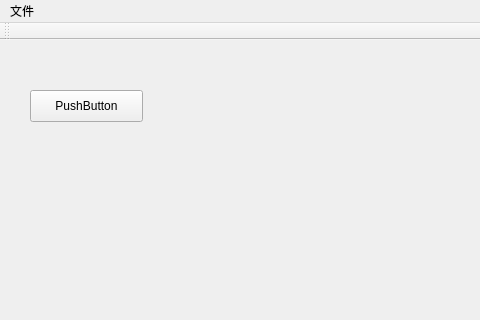
The window that Morph/mainwindow.ui (ImageMorphing/MorphingQtPro) describes before a commit, drawn with Qt 5; both pictures show x 0 to 480 and y 0 to 320 of the 704 by 462 pixel window.
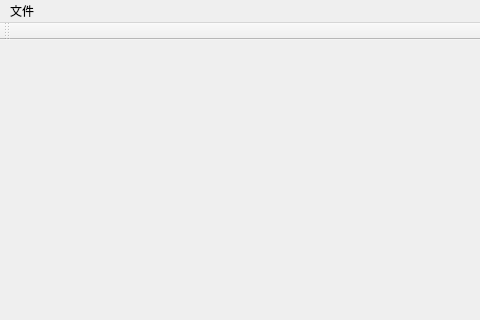
The same window after the commit.

```diff
--- a/Morph/mainwindow.ui
+++ b/Morph/mainwindow.ui
@@ -20,19 +20,6 @@
      <verstretch>0</verstretch>
     </sizepolicy>
    </property>
-   <widget class="QPushButton" name="pushButton">
-    <property name="geometry">
-     <rect>
-      <x>30</x>
-      <y>50</y>
-      <width>113</width>
-      <height>32</height>
-     </rect>
-    </property>
-    <property name="text">
-     <string>PushButton</string>
-    </property>
-   </widget>
   </widget>
   <widget class="QMenuBar" name="menuBar">
    <property name="geometry">
```
